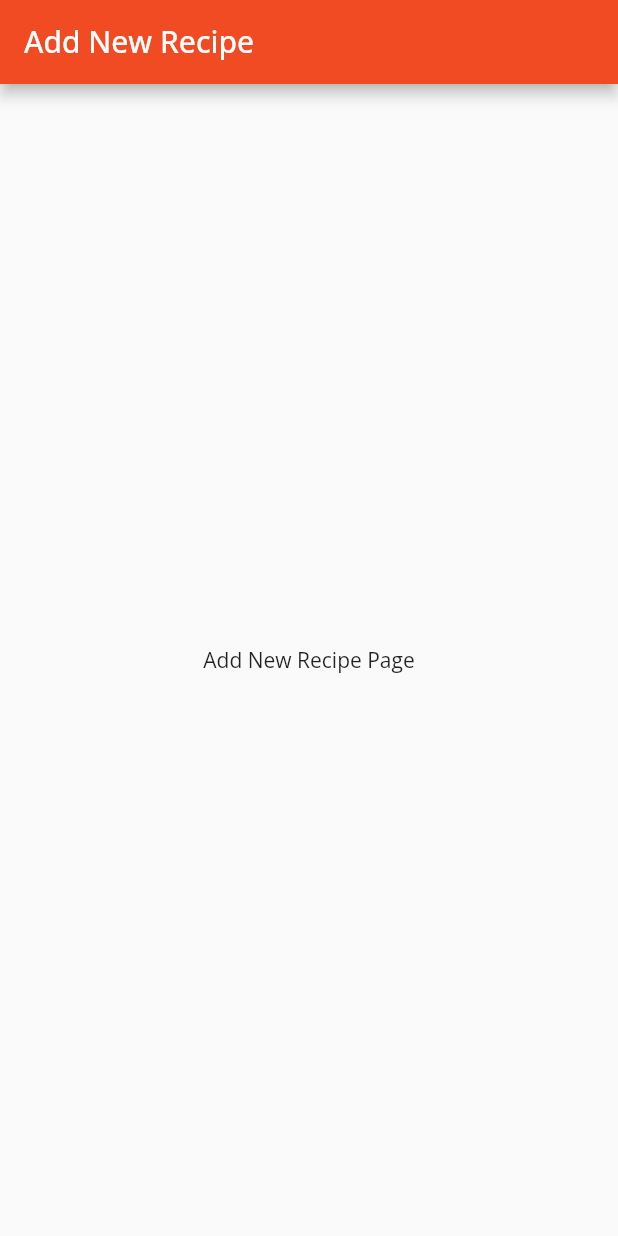
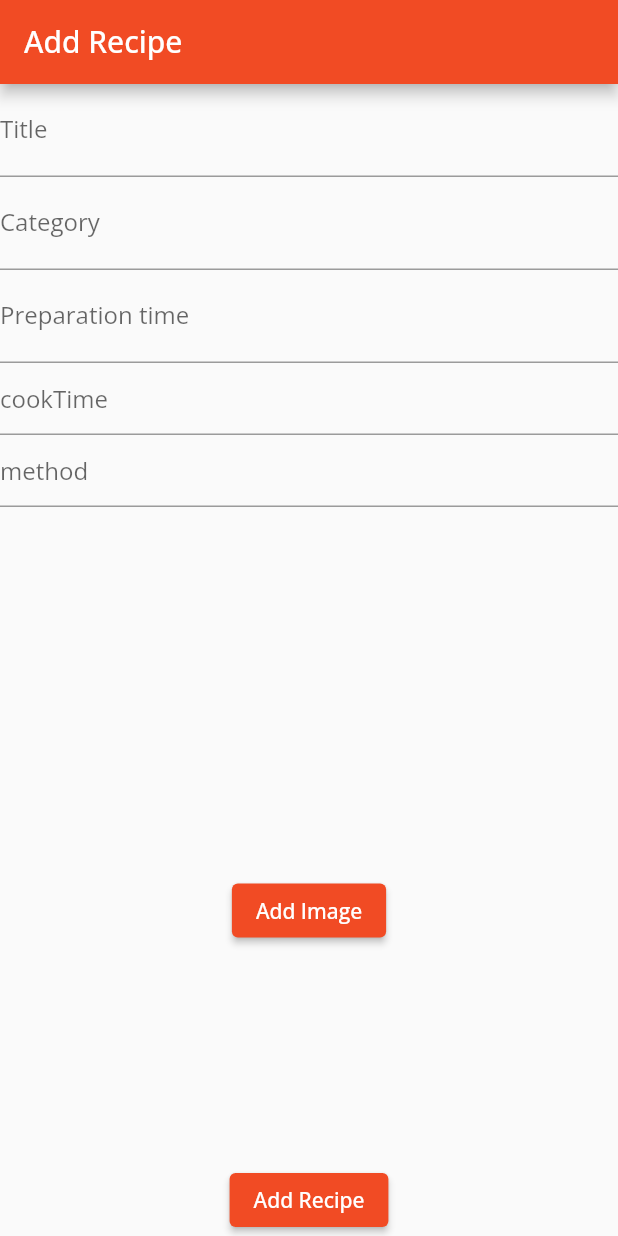
Before and after one commit to devq8/wasfat_frontend, a Flutter app: the AddRecipe screen opened by its route, on a phone screen of 412 x 824 dp. Run offline on Flutter 3.47's test engine with Material 2 defaults, Android fonts, the light colour scheme and no system bars; our stand-ins replace dio, go_router, google_fonts, image_picker, jwt_decoder and 1 more; missing offline and left inert: dart:ffi; accounts and stored records are empty.

Commit message:
Add recipe

```diff
--- a/wasfat_frontend/lib/pages/add_recipe.dart
+++ b/wasfat_frontend/lib/pages/add_recipe.dart
@@ -1,18 +1,170 @@
+import 'dart:ffi';
+import 'dart:io';
 import 'package:flutter/material.dart';
+import 'package:go_router/go_router.dart';
+import 'package:image_picker/image_picker.dart';
+import 'package:provider/provider.dart';
+import 'package:wasfat_frontend/models/category_model.dart';
+import 'package:wasfat_frontend/providers/recipe_provider.dart';
+import '../providers/category_provider.dart';
 
-class AddRecipe extends StatelessWidget {
+class AddRecipe extends StatefulWidget {
   const AddRecipe({super.key});
 
   @override
+  State<AddRecipe> createState() => _AddRecipeState();
+}
+
+class _AddRecipeState extends State<AddRecipe> {
+  final titleController = TextEditingController();
+  final categoryController = TextEditingController();
+  final prepController = TextEditingController();
+  final cookController = TextEditingController();
+  final methodController = TextEditingController();
+
+  final Category cat = Category(id: 1, title: 'title', image: 'image');
+
+  File? imageFile;
+
+  String? imageError;
+
+  var formKey = GlobalKey<FormState>();
+
+  @override
   Widget build(BuildContext context) {
-    return Scaffold(
-      appBar: AppBar(
-        title: Text('Add New Recipe'),
-        backgroundColor: Color(0xFFf14b24),
-      ),
-      body: Center(
-        child: Text('Add New Recipe Page'),
-      ),
+    return SafeArea(
+      child: Scaffold(
+          appBar: AppBar(
+            title: Text("Add Recipe"),
+            backgroundColor: Color(0xFFf14b24),
+          ),
+          body: Form(
+            key: formKey,
+            child: Column(
+              children: [
+                TextFormField(
+                  controller: titleController,
+                  decoration: InputDecoration(
+                      hintText: "Enter recipe's title", label: Text('Title')),
+                  validator: (value) {
+                    if (value == null || value.isEmpty) {
+                      return "Field is required";
+                    }
+
+                    return null;
+                  },
+                ),
+                TextFormField(
+                  controller: categoryController,
+                  decoration: InputDecoration(
+                      hintText: "Enter the category", label: Text('Category')),
+                  validator: (value) {
+                    // if (value == null || value.isEmpty) {
+                    //   return "Field is required";
+                    // }
+
+                    return null;
+                  },
+                ),
+                TextFormField(
+                  controller: prepController,
+                  decoration: InputDecoration(
+                      hintText: "prepTime", label: Text('Preparation time')),
+                  validator: (value) {
+                    if (value == null || value.isEmpty) {
+                      return "Field is required";
+                    }
+
+                    return null;
+                  },
+                ),
+                TextFormField(
+                  controller: cookController,
+                  decoration: InputDecoration(hintText: "cookTime"),
+                  validator: (value) {
+                    if (value == null || value.isEmpty) {
+                      return "Field is required";
+                    }
+
+                    return null;
+                  },
+                ),
+                TextFormField(
+                  controller: methodController,
+                  decoration: InputDecoration(hintText: "method"),
+                  validator: (value) {
+                    if (value == null || value.isEmpty) {
+                      return "Field is required";
+                    }
+
+                    return null;
+                  },
+                ),
+                Spacer(),
+                if (imageFile != null)
+                  Image.file(
+                    imageFile!,
+                    width: 100,
+                    height: 100,
+                  )
+                else
+                  Container(
+                    width: 100,
+                    height: 100,
+                  ),
+                ElevatedButton(
+                    style: ElevatedButton.styleFrom(
+                      backgroundColor: Color(0xFFf14b24),
+                    ),
+                    onPressed: () async {
+                      var file = await ImagePicker()
+                          .pickImage(source: ImageSource.gallery);
+
+                      if (file == null) {
+                        print("User didn't select a file");
+                        return;
+                      }
+
+                      setState(() {
+                        imageFile = File(file.path);
+                        imageError = null;
+                      });
+                    },
+                    child: Text("Add Image")),
+                if (imageError != null)
+                  Text(
+                    imageError!,
+                    style: TextStyle(color: Colors.red),
+                  ),
+                Spacer(),
+                ElevatedButton(
+                    style: ElevatedButton.styleFrom(
+                      backgroundColor: Color(0xFFf14b24),
+                    ),
+                    onPressed: () async {
+                      if (imageFile == null) {
+                        setState(() {
+                          imageError = "Required field";
+                        });
+                      }
+
+                      if (formKey.currentState!.validate() &&
+                          imageFile != null) {
+                        await context.read<RecipeProvider>().addRecipe(
+                              category: cat,
+                              cookTime: int.parse(cookController.text),
+                              method: methodController.text,
+                              prepTime: int.parse(prepController.text),
+                              title: titleController.text,
+                              image: imageFile!,
+                            );
+                        context.pop();
+                      }
+                    },
+                    child: Text("Add Recipe"))
+              ],
+            ),
+          )),
     );
   }
 }
--- a/wasfat_frontend/lib/providers/recipe_provider.dart
+++ b/wasfat_frontend/lib/providers/recipe_provider.dart
@@ -1,8 +1,13 @@
+import 'dart:io';
+
 import 'package:dio/dio.dart';
 import 'package:flutter/material.dart';
+import 'package:jwt_decoder/jwt_decoder.dart';
+import 'package:shared_preferences/shared_preferences.dart';
 import 'package:wasfat_frontend/clients.dart';
 import 'package:wasfat_frontend/models/category_model.dart';
 import 'package:wasfat_frontend/models/recipe_model.dart';
+import 'package:wasfat_frontend/pages/add_recipe.dart';
 
 class RecipeProvider extends ChangeNotifier {
   List<Recipe> recipes = [];
@@ -50,7 +55,86 @@ class RecipeProvider extends ChangeNotifier {
     notifyListeners();
   }
 
-  // Future<void> editRecipe({}) async {}
+  // Future<void> editRecipe({
+  //   required int id,
+  //   required String title,
+  //   required Category category,
+  //   required String ingredients,
+  //   required String prepTime,
+  //   required String cookTime,
+  //   required String method,
+  //   required File image,
+  // }) async {
+  //   var response = await Client.dio.put('${id}',
+  //       data: FormData.fromMap({
+  //         'category': category,
+  //         'title': title,
+  //         'ingredients': ingredients,
+  //         'prepTime': prepTime,
+  //         'cookTime': cookTime,
+  //         'method': method,
+  //         'image': await MultipartFile.fromFile(image.path),
+  //       }));
 
-  // Future<void> deleteRecipe({}) async {}
+  //   loadRecipes();
+  // }
+
+  // Future<void> patchRecipe({
+  //   required Recipe recipe,
+  //   String? title,
+  //   String? ingredients,
+  //   String? prepTime,
+  //   String? cookTime,
+  //   String? method,
+  //   File? image,
+  // }) async {
+  //   var response = await Client.dio.patch('${recipe.id}',
+  //       data: FormData.fromMap({
+  //         if (title != null) 'title': title,
+  //         if (ingredients != null) 'ingredients': ingredients,
+  //         if (prepTime != null) 'prepTime': prepTime,
+  //         if (cookTime != null) 'cookTime': cookTime,
+  //         if (method != null) 'method': method,
+  //         if (image != null) 'image': await MultipartFile.fromFile(image.path),
+  //       }));
+
+  //   loadRecipes();
+  // }
+
+  Future<void> addRecipe({
+    int? profile,
+    required String title,
+    Category? category,
+    required int prepTime,
+    required int cookTime,
+    required String method,
+    required File image,
+  }) async {
+    var pref = await SharedPreferences.getInstance();
+    var token = pref.getString('token');
+    if (token == null || token.isEmpty || JwtDecoder.isExpired(token)) {
+      pref.remove("token");
+      return;
+    }
+    var tokenMap = JwtDecoder.decode(token);
+    profile = tokenMap['user_id'];
+
+    var response = await Client.dio.post('/recipes/add/',
+        data: FormData.fromMap({
+          'profile': profile,
+          'title': title,
+          'category': category,
+          'prepTime': prepTime,
+          'cookTime': cookTime,
+          'method': method,
+          'image': await MultipartFile.fromFile(image.path),
+        }));
+
+    loadRecipes();
+  }
+
+  void deleteRecipe(int id) async {
+    await Client.dio.delete('${id}');
+    loadRecipes();
+  }
 }
```
Also changed, not shown: 2 other files.
